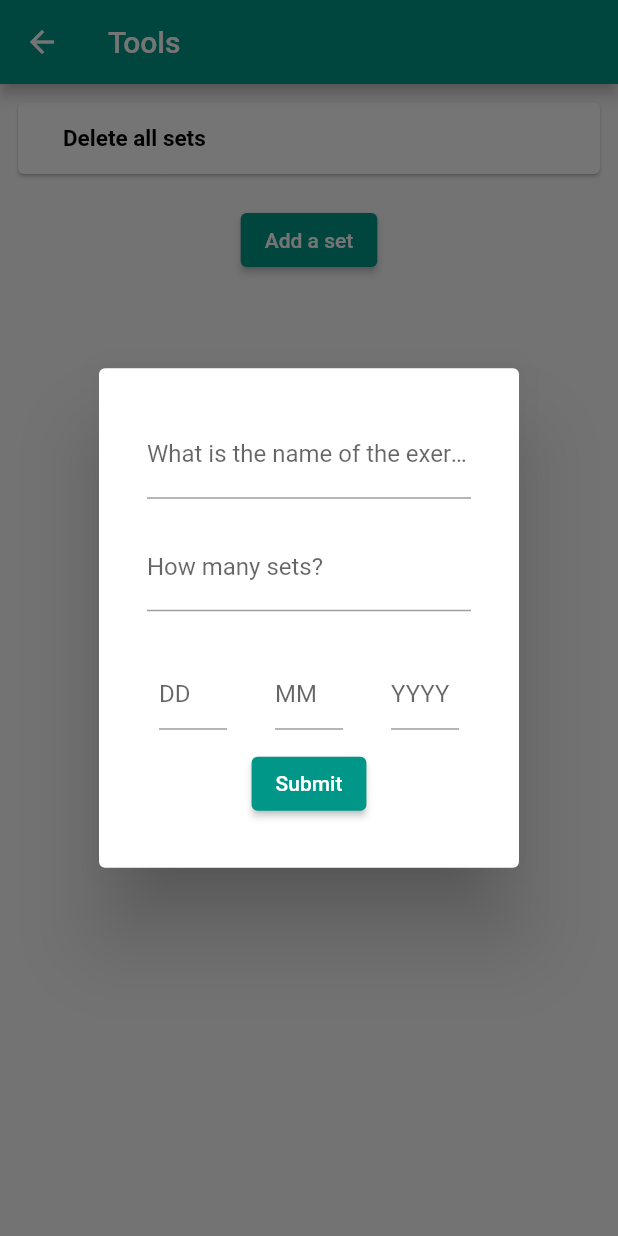
After one commit to alihaidar2/pumping_iron, a Flutter app: the ToolsPage screen opened directly, after a tap on "Add a set", on a phone screen of 412 x 824 dp. The commit adds this screen. Run offline on Flutter 3.47's test engine with Material 2 defaults, Android fonts, the phone set to English and light mode, and no system bars; our stand-ins replace objectbox; generated files the repository leaves out were written again; network calls fail.

Commit message:
implemented add feature and split workouts by date

```diff
--- a/lib/pages/home_page.dart
+++ b/lib/pages/home_page.dart
@@ -3,6 +3,7 @@ import 'dart:math';
 import 'package:flutter/cupertino.dart';
 import 'package:flutter/material.dart';
 import 'package:pumping_iron/pages/test_page.dart';
+import 'package:pumping_iron/pages/tools_page.dart';
 import 'package:pumping_iron/pages/workout_list_page.dart';
 import 'package:pumping_iron/pages/workout_page.dart';
 import 'package:pumping_iron/widgets/ExerciseEntry.dart';
@@ -33,13 +34,15 @@ class _HomePageState extends State<HomePage> {
   static List<Widget> _widgetOptions = <Widget>[
     TestPage(title: 'Test'),
     WorkoutListPage(),
-    // WorkoutPage(title: 'Workout'),
     ExerciseListPage(title: 'Exercises'),
+    ToolsPage(title: 'Tools'),
   ];
 
   @override
   void initState() {
     super.initState();
+    sets = objectBox.setBox.query().build().find();
+    print('');
   }
 
   @override
@@ -75,6 +78,10 @@ class _HomePageState extends State<HomePage> {
               icon: Icon(Icons.list),
               label: 'Exercises',
             ),
+            BottomNavigationBarItem(
+              icon: Icon(Icons.settings),
+              label: 'Tools',
+            ),
           ],
           currentIndex: _selectedIndex,
           selectedItemColor: Colors.teal,
--- /dev/null
+++ b/lib/pages/tools_page.dart
@@ -0,0 +1,238 @@
+import 'dart:math';
+
+import 'package:flutter/cupertino.dart';
+import 'package:flutter/material.dart';
+import 'package:flutter/services.dart';
+import 'package:http/http.dart';
+import 'package:pumping_iron/widgets/ExerciseEntry.dart';
+import 'package:pumping_iron/widgets/Tool.dart';
+
+// import 'package:pump_that_iron/models/set.dart' as sett;
+// import 'package:pump_that_iron/globals.dart' as globals;
+
+import '../main.dart';
+import '../models/exercise.dart';
+import '../models/set.dart';
+import '../globals.dart' as globals;
+import '../objectbox.g.dart';
+
+class ToolsPage extends StatefulWidget {
+  const ToolsPage({Key? key, required this.title}) : super(key: key);
+  final String title;
+
+  @override
+  State<ToolsPage> createState() => _ToolsPageState();
+}
+
+class _ToolsPageState extends State<ToolsPage> {
+  final _formKey = GlobalKey<FormState>();
+  final exerciseController = TextEditingController();
+  final setController = TextEditingController();
+  final dayController = TextEditingController();
+  final monthController = TextEditingController();
+  final yearController = TextEditingController();
+
+  late List<Set> sets;
+
+  @override
+  void initState() {
+    super.initState();
+  }
+
+  @override
+  Widget build(BuildContext context) {
+    return Scaffold(
+        appBar: AppBar(
+          title: Text(widget.title),
+        ),
+        // create columns with full length buttons
+        body: Column(
+          children: [
+            Expanded(
+              child: ListView(
+                children: [
+                  TextButton(
+                    onPressed: () {
+                      deleteAllSets();
+                    },
+                    child: Card(
+                      child: Padding(
+                        padding: const EdgeInsets.all(15),
+                        child: Row(
+                          children: [
+                            Padding(
+                              padding: const EdgeInsets.fromLTRB(0, 0, 15, 0),
+                            ),
+                            Flexible(
+                              child: Column(
+                                crossAxisAlignment: CrossAxisAlignment.start,
+                                // for left side
+                                children: [
+                                  Text(
+                                    "Delete all sets",
+                                    style: TextStyle(
+                                        color: Colors.black,
+                                        fontWeight: FontWeight.bold,
+                                        fontSize: 15),
+                                  ),
+                                ],
+                                // ),
+                              ),
+                            ),
+                          ],
+                        ),
+                      ),
+                    ),
+                  ),
+                  TextButton(
+                    onPressed: () {},
+                    child: ElevatedButton(
+                      onPressed: () {
+                        showDialog(
+                            context: context,
+                            builder: (BuildContext context) {
+                              return AlertDialog(
+                                content: Stack(
+                                  // overflow: Overflow.visible,
+                                  children: <Widget>[
+                                    Positioned(
+                                      right: -40.0,
+                                      top: -40.0,
+                                      child: InkResponse(
+                                        onTap: () {
+                                          Navigator.of(context).pop();
+                                        },
+                                        child: CircleAvatar(
+                                          child: Icon(Icons.close),
+                                          backgroundColor: Colors.red,
+                                        ),
+                                      ),
+                                    ),
+                                    Form(
+                                      key: _formKey,
+                                      child: Column(
+                                        mainAxisSize: MainAxisSize.min,
+                                        children: <Widget>[
+                                          Padding(
+                                            padding: EdgeInsets.all(8.0),
+                                            child: TextFormField(
+                                              controller: exerciseController,
+                                              decoration: new InputDecoration(
+                                                  labelText:
+                                                      "What is the name of the exercise?"),
+                                            ),
+                                          ),
+                                          Padding(
+                                            padding: EdgeInsets.all(8.0),
+                                            child: TextFormField(
+                                              controller: setController,
+                                              decoration: new InputDecoration(
+                                                  labelText: "How many sets?"),
+                                              keyboardType:
+                                                  TextInputType.number,
+                                              inputFormatters: <
+                                                  TextInputFormatter>[
+                                                FilteringTextInputFormatter
+                                                    .digitsOnly
+                                              ],
+                                            ),
+                                          ),
+                                          Column(
+                                            children: [
+                                              Row(
+                                                children: [
+                                                  Expanded(
+                                                    child: ListTile(
+                                                      title: Text(''),
+                                                      subtitle: TextFormField(
+                                                        controller:
+                                                            dayController,
+                                                        decoration:
+                                                            const InputDecoration(
+                                                                hintText: 'DD'),
+                                                      ),
+                                                    ),
+                                                  ),
+                                                  Expanded(
+                                                    child: ListTile(
+                                                      title: Text(''),
+                                                      subtitle: TextFormField(
+                                                        controller:
+                                                            monthController,
+                                                        decoration:
+                                                            const InputDecoration(
+                                                                hintText: 'MM'),
+                                                      ),
+                                                    ),
+                                                  ),
+                                                  Expanded(
+                                                    child: ListTile(
+                                                      title: Text(''),
+                                                      subtitle: TextFormField(
+                                                        controller:
+                                                            yearController,
+                                                        decoration:
+                                                            const InputDecoration(
+                                                                hintText:
+                                                                    'YYYY'),
+                                                      ),
+                                                    ),
+                                                  ),
+                                                ],
+                                              ),
+                                            ],
+                                          ),
+                                          Padding(
+                                            padding: const EdgeInsets.all(8.0),
+                                            child: ElevatedButton(
+                                              child: Text("Submit"),
+                                              onPressed: () {
+                                                addSet(
+                                                    exerciseController.text,
+                                                    int.parse(
+                                                        setController.text),
+                                                    int.parse(
+                                                        yearController.text),
+                                                    int.parse(
+                                                        monthController.text),
+                                                    int.parse(
+                                                        dayController.text));
+                                                print(exerciseController.text);
+                                                print(setController.text);
+                                              },
+                                            ),
+                                          ),
+                                        ],
+                                      ),
+                                    ),
+                                  ],
+                                ),
+                              );
+                            });
+                      },
+                      child: Text("Add a set"),
+                    ),
+                  ),
+                  // Center(
+                  //   child: ,
+                  // ),
+                ],
+              ),
+            ),
+          ],
+        ));
+  }
+
+  // function to delete all sets
+  void deleteAllSets() {
+    objectBox.setBox.removeAll();
+  }
+
+  //implement a function to add a set to the database
+  void addSet(String exercise, int reps, int year, int month, int day) {
+    // create a new set
+    DateTime date = DateTime(year, month, day);
+    Set newSet = new Set(exerciseName: exercise, repetitions: reps, date: date);
+    objectBox.setBox.put(newSet);
+  }
+}
--- a/lib/widgets/ExerciseEntry.dart
+++ b/lib/widgets/ExerciseEntry.dart
@@ -1,3 +1,4 @@
+import 'package:collection/collection.dart';
 import 'package:flutter/material.dart';
 import 'package:flutter/widgets.dart';
 import 'package:pumping_iron/models/set.dart';
@@ -18,8 +19,12 @@ extension StringCasingExtension on String {
 
 class ExerciseEntry extends StatefulWidget {
   final String name;
+  final int year;
+  final int month;
+  final int day;
 
-  ExerciseEntry({required this.name});
+
+  ExerciseEntry({required this.name, required this.year,required this.month,required this.day});
 
   @override
   State<ExerciseEntry> createState() => _ExerciseEntryState();
@@ -27,24 +32,29 @@ class ExerciseEntry extends StatefulWidget {
 
 class _ExerciseEntryState extends State<ExerciseEntry> {
   List<Set> sets = [];
+  late var exercises;
+
 
   @override
   void initState() {
     super.initState();
-    sets = objectBox.setBox
-        .query(Set_.exerciseName.equals(widget.name))
-        .build()
-        .find();
+
+    sets = objectBox.setBox.query().build().find().toList();
+    sets = sets.where((element) => element.exerciseName == widget.name && element.date.year == widget.year && element.date.month == widget.month && element.date.day == widget.day).toList();
+    // have to do it for a certain name
+
+    // todaySets gets you all the sets of every exercise
+    // I need to group each exercise with its sets
+
+    // list of sets for a single exercise
+    exercises = groupSetsByExerciseName(sets);
+
+    print("object");
+
   }
 
   @override
   Widget build(BuildContext context) {
-    setState(() {
-      sets = objectBox.setBox
-          .query(Set_.exerciseName.equals(widget.name))
-          .build()
-          .find();
-    });
     return Card(
       child: Padding(
         padding: const EdgeInsets.all(15),
@@ -75,7 +85,6 @@ class _ExerciseEntryState extends State<ExerciseEntry> {
                           itemCount: sets.length,
                           // number of sets belonging to an Exercise
                           itemBuilder: (context, index) {
-                            // return Text("Set ${index + 1} :  ${index + 7} rep(s) ");
                             return Text(
                                 "Set ${index + 1} : ${sets.elementAt(index).repetitions} rep(s) ");
                           }),
@@ -90,4 +99,13 @@ class _ExerciseEntryState extends State<ExerciseEntry> {
       ),
     );
   }
+
+  Iterable<String> groupSetsByExerciseName(List<Set> sets) {
+    final dates = groupBy(sets, (Set s) {
+      return s.exerciseName;
+    });
+
+    return dates.keys;
+  }
+
 }
--- a/pubspec.yaml
+++ b/pubspec.yaml
@@ -31,6 +31,8 @@ environment:
 dependencies:
   objectbox: ^1.6.2
   objectbox_sync_flutter_libs : any
+  collection: ^1.14.13
+
 
   flutter:
     sdk: flutter
```
Also changed, not shown: lib/main.dart (+9 -2 lines), lib/pages/test_page.dart (+2 -42 lines), lib/pages/workout_list_page.dart (+42 -38 lines), lib/pages/workout_page.dart (+52 -15 lines), lib/widgets/Tool.dart (added, +49 -0 lines), pubspec.lock.
